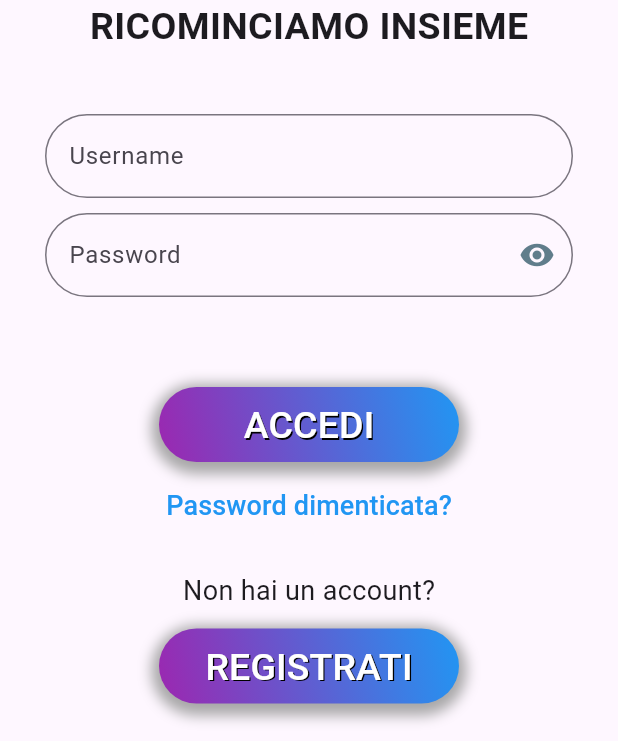
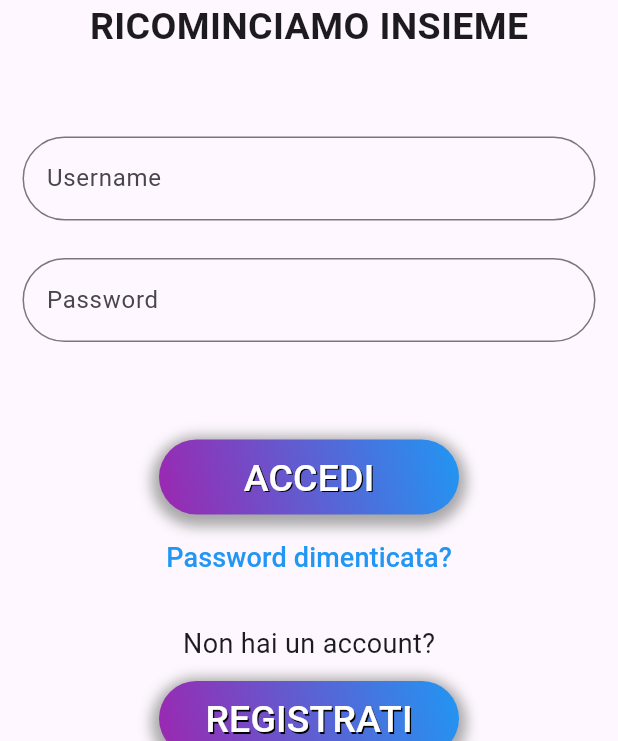
Before and after one commit to rebeccadimatteo/ReStart, a Flutter app: the LoginPage screen opened directly, on a phone screen of 412 x 824 dp, the part 495-1236 px from its top. Run offline on Flutter 3.47's test engine with Material 3 defaults, Android fonts, the phone set to English and light mode, and no system bars; our stand-ins replace image_picker, shelf; missing offline and left inert: dart_jsonwebtoken, flutter_session_manager, postgres, shelf_router.

Commit message:
Update login con controlli in input

```diff
--- a/ReStart/lib/presentation/screens/login_signup/login.dart
+++ b/ReStart/lib/presentation/screens/login_signup/login.dart
@@ -14,6 +14,19 @@ class _LoginPageState extends State<LoginPage> {
   final _formKey = GlobalKey<FormState>();
   TextEditingController usernameController = TextEditingController();
   TextEditingController pswController = TextEditingController();
+
+  bool _isUsernameValid = true;
+  bool _isPasswordValid = true;
+
+  bool validateUsername(String username) {
+    RegExp regex = RegExp(r'^{15}');
+    return regex.hasMatch(username);
+  }
+
+  bool validatePsw(String psw) {
+    RegExp regex = RegExp(r'^{15}');
+    return regex.hasMatch(psw);
+  }
 
   @override
   void initState() {
@@ -60,44 +73,6 @@ class _LoginPageState extends State<LoginPage> {
           AppRoutes.homeCA,
         );
       }
-    } else {
-      if (usernameController.text.length >=15 ) {
-        showDialog(
-          context: context,
-          builder: (BuildContext context) {
-            return AlertDialog(
-              title: Text('Errore Username'),
-              content: Text('Username troppo lungo'),
-              actions: <Widget>[
-                TextButton(
-                  onPressed: () {
-                    Navigator.of(context).pop();
-                  },
-                  child: Text('Chiudi'),
-                ),
-              ],
-            );
-          },
-        );
-      } else if (pswController.text.length >= 15) {
-        showDialog(
-          context: context,
-          builder: (BuildContext context) {
-            return AlertDialog(
-              title: Text('Errore Password'),
-              content: Text('Password troppo lungo'),
-              actions: <Widget>[
-                TextButton(
-                  onPressed: () {
-                    Navigator.of(context).pop();
-                  },
-                  child: Text('Chiudi'),
-                ),
-              ],
-            );
-          },
-        );
-      }
     }
   }
 
@@ -131,42 +106,56 @@ class _LoginPageState extends State<LoginPage> {
               child: Column(
                 children: [
                   Padding(
-                    padding: const EdgeInsets.symmetric(horizontal: 30),
+                    padding: EdgeInsets.only(
+                      left: 15.0,
+                      right: 15.0,
+                      top: 15,
+                      bottom: _isUsernameValid ? 10 : 15),
                     child: TextFormField(
                       controller: usernameController,
-                      decoration: const InputDecoration(
-                          border: OutlineInputBorder(
+                      onChanged: (value) {
+                        setState(() {
+                          _isUsernameValid = validateUsername(value);
+                        });
+                      },
+                      decoration: InputDecoration(
+                          border: const OutlineInputBorder(
                             borderRadius: BorderRadius.all(Radius.circular(30)),
                           ),
                           labelText: 'Username',
-                          hintText: 'Inserisci il tuo username...'),
+                          hintText: 'Inserisci il tuo username...',
+                          errorText: _isUsernameValid
+                              ? null
+                              : 'Formato username non valido (ex: mariorossi1 [max 15 caratteri]',
+                          errorStyle: const TextStyle(color: Colors.red)),
                     ),
                   ),
                   Padding(
-                    padding: const EdgeInsets.symmetric(
-                        horizontal: 30, vertical: 10),
+                    padding: EdgeInsets.only(
+                        left: 15.0,
+                        right: 15.0,
+                        top: 15,
+                        bottom: _isPasswordValid ? 15 : 20),
                     child: TextFormField(
-                      obscureText: _viewPassword,
                       controller: pswController,
+                      onChanged: (value) {
+                        setState(() {
+                          _isPasswordValid = validatePsw(value);
+                        });
+                      },
+                      obscureText: true,
                       decoration: InputDecoration(
-                          border: OutlineInputBorder(
-                            borderRadius: BorderRadius.all(Radius.circular(30)),
-                          ),
-                          labelText: 'Password',
-                          hintText: 'Inserisci la tua password...',
-                          suffixIcon: IconButton(
-                            icon: Icon(
-                              _viewPassword
-                                  ? Icons.visibility
-                                  : Icons.visibility_off,
-                              color: Colors.blueGrey,
-                            ),
-                            onPressed: () {
-                              setState(() {
-                                _viewPassword = !_viewPassword;
-                              });
-                            },
-                          )),
+                        border: const OutlineInputBorder(
+                          borderRadius: BorderRadius.all(Radius.circular(30)),
+                        ),
+                        labelText: 'Password',
+                        hintText: 'Inserisci la tua password...',
+                        // Cambia il colore del testo in rosso se password non è valida
+                        errorText: _isPasswordValid
+                            ? null
+                            : 'Formato password non corretto',
+                        errorStyle: const TextStyle(color: Colors.red),
+                      ),
                     ),
                   ),
                 ],
```
